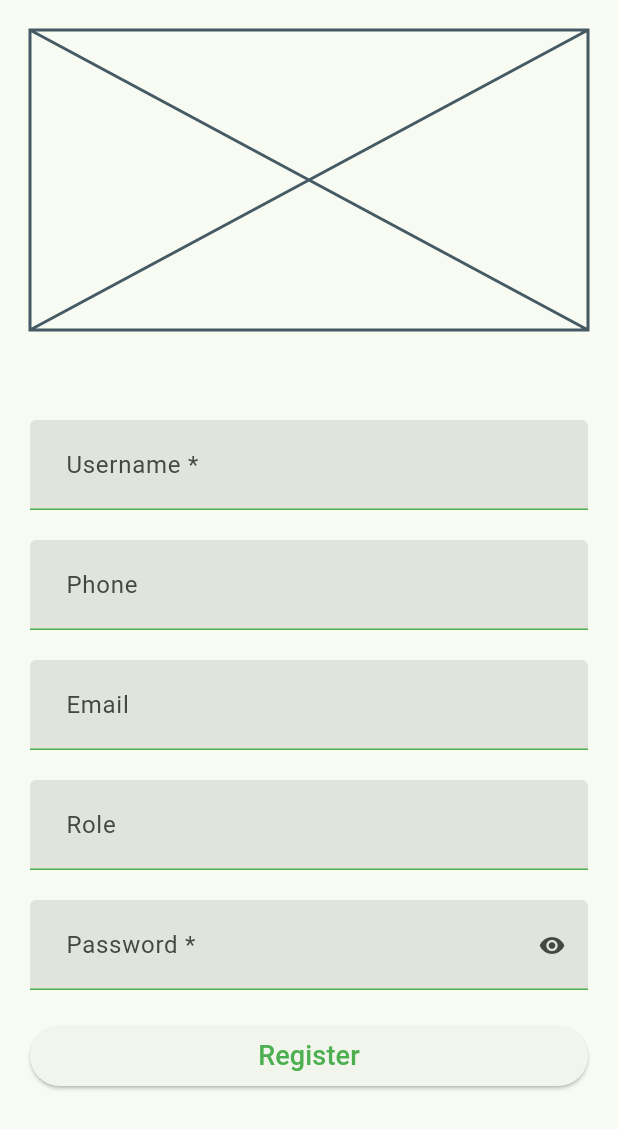
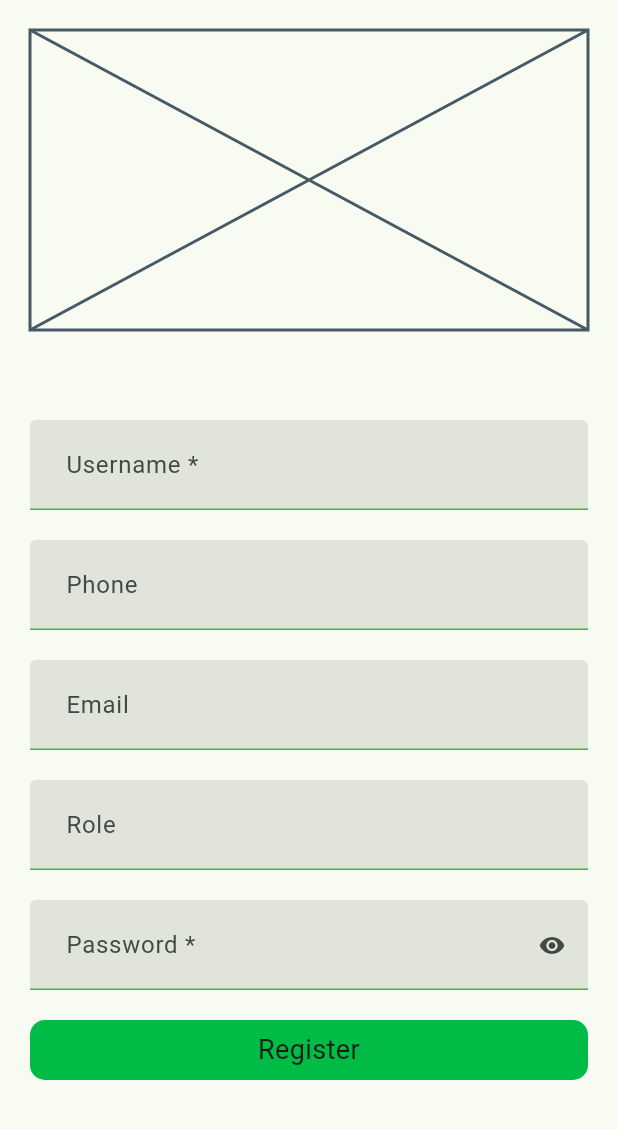
Before and after one commit to i-maple/shreeantu_tea, a Flutter app: the screen it shows after launch, on a phone screen of 412 x 824 dp. Shown: the top 1129 px of the screen. Run offline on Flutter 3.47's test engine with Material 3 defaults, Android fonts, the phone set to English and light mode, and no system bars; drawn by our look-alikes of velocity_x; our stand-ins replace dropdown_button2, flutter_svg, font_awesome_flutter, hive, hive_flutter; missing offline and left inert: nepali_date_picker; accounts and stored records are empty.

Commit message:
fix: gave some space to register button

```diff
--- a/lib/screens/register_screen.dart
+++ b/lib/screens/register_screen.dart
@@ -2,7 +2,9 @@ import 'package:flutter/material.dart';
 import 'package:shreeantu_tea/data/usecases/auth_local.dart';
 import 'package:shreeantu_tea/model/user_model.dart';
 import 'package:shreeantu_tea/routes/routes.dart';
+import 'package:shreeantu_tea/utils/colors.dart';
 import 'package:shreeantu_tea/utils/snackbar_service.dart';
+import 'package:shreeantu_tea/widgets/primary_button.dart';
 import 'package:velocity_x/velocity_x.dart';
 
 class RegisterScreen extends StatefulWidget {
@@ -133,8 +135,9 @@ class _RegisterScreenState extends State<RegisterScreen> {
         const SizedBox(
           height: 10,
         ),
-        ElevatedButton(
-          onPressed: register,
+        PrimaryButton(
+                onTap: register,
+                color: AppColors.primaryColor,
                 child: 'Register'
                     .text
                     .size(18)
@@ -142,8 +145,10 @@ class _RegisterScreenState extends State<RegisterScreen> {
                     .make()
                     .box
                     .width(double.infinity)
-              .make(),
-        )
+                    .make())
+            .pOnly(
+          bottom: 32,
+        ),
       ],
     ).pSymmetric(h: 20).centered().scrollVertical();
   }
```
Lines whose indentation alone changed are shown as unchanged.
